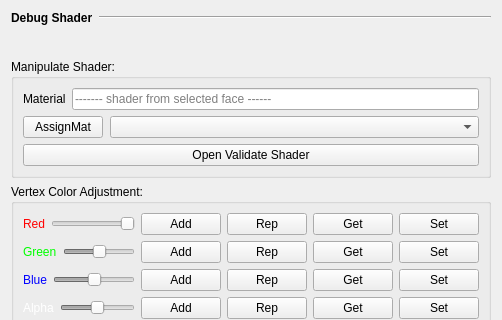
First picture: the form in Maya_Tools/branch_test/Main/MODULE/ShaderTools/UI/ShaderTools.ui, repository code-google-com/mayatools, before the edit; both pictures show x 0 to 502 and y 0 to 320 of the 502 by 866 pixel window.
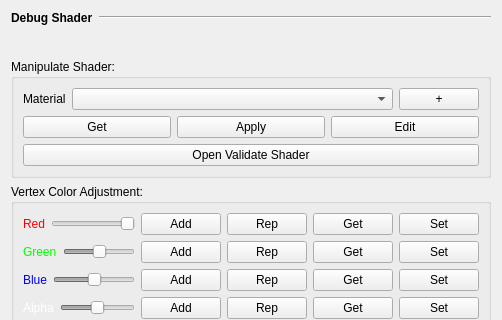
Second picture: the form after the edit. Icons and pictures are not drawn.

```diff
--- a/Maya_Tools/branch_test/Main/MODULE/ShaderTools/UI/ShaderTools.ui
+++ b/Maya_Tools/branch_test/Main/MODULE/ShaderTools/UI/ShaderTools.ui
@@ -183,28 +183,31 @@
       <item>
        <layout class="QHBoxLayout" name="horizontalLayout_2">
         <item>
-         <widget class="QLabel" name="label_7">
+         <widget class="QLabel" name="label_2">
+          <property name="sizePolicy">
+           <sizepolicy hsizetype="Maximum" vsizetype="Preferred">
+            <horstretch>0</horstretch>
+            <verstretch>0</verstretch>
+           </sizepolicy>
+          </property>
           <property name="text">
            <string>Material</string>
           </property>
          </widget>
         </item>
         <item>
-         <widget class="QLineEdit" name="edtMaterials">
-          <property name="inputMask">
-           <string/>
+         <widget class="QComboBox" name="cbbShadersScene"/>
+        </item>
+        <item>
+         <widget class="QPushButton" name="pushButton_12">
+          <property name="sizePolicy">
+           <sizepolicy hsizetype="Maximum" vsizetype="Fixed">
+            <horstretch>0</horstretch>
+            <verstretch>0</verstretch>
+           </sizepolicy>
           </property>
           <property name="text">
-           <string notr="true"/>
-          </property>
-          <property name="maxLength">
-           <number>32767</number>
-          </property>
-          <property name="readOnly">
-           <bool>true</bool>
-          </property>
-          <property name="placeholderText">
-           <string>------- shader from selected face ------</string>
+           <string>+</string>
           </property>
          </widget>
         </item>
@@ -212,24 +215,53 @@
       </item>
       <item>
        <layout class="QHBoxLayout" name="horizontalLayout_3">
-        <property name="spacing">
-         <number>7</number>
-        </property>
+        <item>
+         <widget class="QPushButton" name="pushButton_6">
+          <property name="sizePolicy">
+           <sizepolicy hsizetype="Preferred" vsizetype="Fixed">
+            <horstretch>0</horstretch>
+            <verstretch>0</verstretch>
+           </sizepolicy>
+          </property>
+          <property name="toolTip">
+           <string>&lt;html&gt;&lt;head/&gt;&lt;body&gt;&lt;p&gt;Chọn Face sử dụng Material trên mesh được chọn.&lt;/p&gt;&lt;p&gt;Nếu không có mesh được chọn, thì chọn trên toàn scene.&lt;/p&gt;&lt;/body&gt;&lt;/html&gt;</string>
+          </property>
+          <property name="text">
+           <string>Get</string>
+          </property>
+         </widget>
+        </item>
         <item>
          <widget class="QPushButton" name="btnAssignMat">
           <property name="sizePolicy">
-           <sizepolicy hsizetype="Fixed" vsizetype="Fixed">
+           <sizepolicy hsizetype="Preferred" vsizetype="Fixed">
             <horstretch>0</horstretch>
             <verstretch>0</verstretch>
            </sizepolicy>
           </property>
+          <property name="toolTip">
+           <string>&lt;html&gt;&lt;head/&gt;&lt;body&gt;&lt;p&gt;Gán material cho faces được chọn. &lt;/p&gt;&lt;/body&gt;&lt;/html&gt;</string>
+          </property>
           <property name="text">
-           <string>AssignMat</string>
+           <string>Apply</string>
           </property>
          </widget>
         </item>
         <item>
-         <widget class="QComboBox" name="cbbShadersScene"/>
+         <widget class="QPushButton" name="pushButton_11">
+          <property name="sizePolicy">
+           <sizepolicy hsizetype="Preferred" vsizetype="Fixed">
+            <horstretch>0</horstretch>
+            <verstretch>0</verstretch>
+           </sizepolicy>
+          </property>
+          <property name="toolTip">
+           <string>&lt;html&gt;&lt;head/&gt;&lt;body&gt;&lt;p&gt;Tùy chỉnh shader được chọn.&lt;/p&gt;&lt;/body&gt;&lt;/html&gt;</string>
+          </property>
+          <property name="text">
+           <string>Edit</string>
+          </property>
+         </widget>
         </item>
        </layout>
       </item>
```
